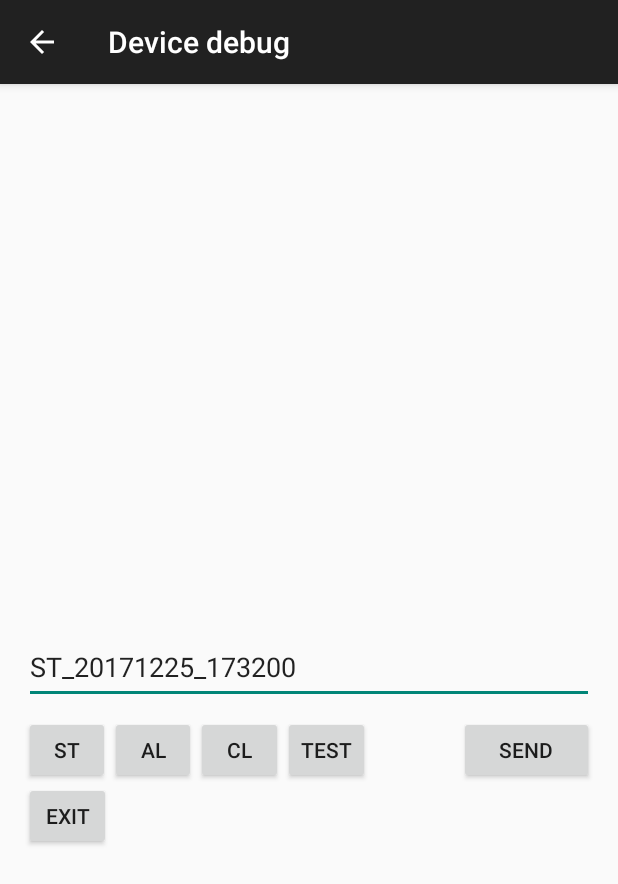
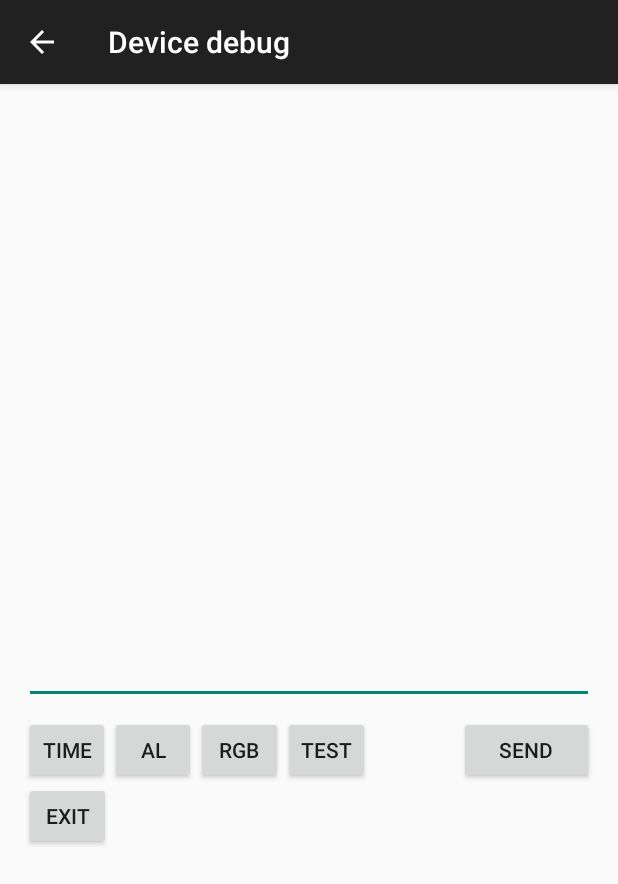
Before and after one commit to gion86/SmartLamp, an Android app: the DeviceDebugActivity screen opened directly, with no data from a screen before it, on a phone screen of 412 x 824 dp. Shown: the top 884 px of the screen. Run offline under Robolectric (Android 15) with nearby library versions, the phone set to English and light mode, and no system bars; 3 statements that could not run were skipped.

Commit message:
Renamed debug activity, first pass of Lint optimizations. Min SDK version = 22.

```diff
--- a/SmartLamp_BLE/app/build.gradle
+++ b/SmartLamp_BLE/app/build.gradle
@@ -4,7 +4,7 @@ android {
     compileSdkVersion 26
     defaultConfig {
         applicationId "com.smd.smartlamp_ble"
-        minSdkVersion 18
+        minSdkVersion 22
         targetSdkVersion 26
         versionCode 5
         versionName "0.5"
@@ -38,9 +38,9 @@ dependencies {
     annotationProcessor "android.arch.persistence.room:compiler:1.0.0"
     testImplementation 'android.arch.persistence.room:testing:1.0.0'
     implementation 'android.arch.persistence.room:rxjava2:1.0.0'
-    compile 'android.arch.lifecycle:extensions:1.0.0'
+    compile 'android.arch.lifecycle:extensions:1.1.0'
     compile 'android.arch.persistence.room:runtime:1.0.0'
-    annotationProcessor "android.arch.lifecycle:compiler:1.0.0"
+    annotationProcessor "android.arch.lifecycle:compiler:1.1.0"
     annotationProcessor "android.arch.persistence.room:compiler:1.0.0"
 
     // RecyclerView
--- a/SmartLamp_BLE/app/src/main/java/com/smd/smartlamp_ble/device/BLESerialPortService.java
+++ b/SmartLamp_BLE/app/src/main/java/com/smd/smartlamp_ble/device/BLESerialPortService.java
@@ -199,7 +199,7 @@ public class BLESerialPortService extends Service {
         mWriteInProgress = false;
         mAckReceived = false;
         mBLEData = "";
-        mWriteQueue = new ConcurrentLinkedQueue<String>();
+        mWriteQueue = new ConcurrentLinkedQueue<>();
     }
 
     private void broadcastUpdate(final String action) {
@@ -497,7 +497,7 @@ public class BLESerialPortService extends Service {
 
         protected Integer doInBackground(Queue<String>... queue) {
 
-            long beginMillis = 0;
+            long beginMillis;
 
             for (String cmd : queue[0]) {
                 int errCode = sendCmd(cmd);     // Send actual command
--- a/SmartLamp_BLE/app/src/main/java/com/smd/smartlamp_ble/device/DeviceControlActivity.java
+++ b/SmartLamp_BLE/app/src/main/java/com/smd/smartlamp_ble/device/DeviceDebugActivity.java
@@ -41,20 +41,17 @@ import java.util.Date;
 import static com.smd.smartlamp_ble.device.ProtocolUtil.LINE_SEP;
 
 /**
- * For a given BLE device, this Activity provides the user interface to connect, display data,
- * and display GATT services and characteristics supported by the device.  The Activity
- * communicates with {@code BLESerialPortService}, which in turn interacts with the
+ * For a given BLE device, this Activity provides the user interface to send and receive command,
+ * and display data from BLE device.
+ * The Activity communicates with {@code BLESerialPortService}, which in turn interacts with the
  * Bluetooth LE API.
  */
-public class DeviceControlActivity extends AppCompatActivity {
-    public static final String EXTRAS_DEVICE_NAME = "DEVICE_NAME";
+public class DeviceDebugActivity extends AppCompatActivity {
     public static final String EXTRAS_DEVICE_ADDRESS = "DEVICE_ADDRESS";
-    private final static String TAG = DeviceControlActivity.class.getSimpleName();
+    private final static String TAG = DeviceDebugActivity.class.getSimpleName();
     private TextView mReadTextView;
     private EditText mWriteText;
-    private String mDeviceName;
     private String mDeviceAddress;
-    private boolean mConnected = false;
 
     private BLESerialPortService mBLESerialPortService;
 
@@ -80,21 +77,13 @@ public class DeviceControlActivity extends AppCompatActivity {
     };
 
     // Handles various events fired by the Service.
-    // ACTION_GATT_CONNECTED: connected to a GATT server.
-    // ACTION_GATT_DISCONNECTED: disconnected from a GATT server.
-    // ACTION_DATA_AVAILABLE: received data from the device.  This can be a result of read
+    // ACTION_DATA_AVAILABLE: received data from the device. This can be a result of read
     //                        or notification operations.
     private final BroadcastReceiver mGattUpdateReceiver = new BroadcastReceiver() {
         @Override
         public void onReceive(Context context, Intent intent) {
             final String action = intent.getAction();
-            if (BLESerialPortService.ACTION_GATT_CONNECTED.equals(action)) {
-                mConnected = true;
-                invalidateOptionsMenu();
-            } else if (BLESerialPortService.ACTION_GATT_DISCONNECTED.equals(action)) {
-                mConnected = false;
-                invalidateOptionsMenu();
-            } else if (BLESerialPortService.ACTION_DATA_AVAILABLE.equals(action)) {
+            if (BLESerialPortService.ACTION_DATA_AVAILABLE.equals(action)) {
                 displayData(intent.getStringExtra(BLESerialPortService.EXTRA_DATA));
             }
         }
@@ -114,7 +103,6 @@ public class DeviceControlActivity extends AppCompatActivity {
         setContentView(R.layout.serial_read_write);
 
         final Intent intent = getIntent();
-        mDeviceName = intent.getStringExtra(EXTRAS_DEVICE_NAME);
         mDeviceAddress = intent.getStringExtra(EXTRAS_DEVICE_ADDRESS);
 
         // Sets up UI references.
--- a/SmartLamp_BLE/app/src/main/java/com/smd/smartlamp_ble/device/DeviceScanActivity.java
+++ b/SmartLamp_BLE/app/src/main/java/com/smd/smartlamp_ble/device/DeviceScanActivity.java
@@ -92,7 +92,7 @@ public class DeviceScanActivity extends AppCompatActivity {
         // BluetoothAdapter through BluetoothManager.
         final BluetoothManager bluetoothManager =
                 (BluetoothManager) getSystemService(Context.BLUETOOTH_SERVICE);
-        mBluetoothAdapter = bluetoothManager.getAdapter();
+        mBluetoothAdapter = bluetoothManager != null ? bluetoothManager.getAdapter() : null;
 
         // Checks if Bluetooth is supported on the device.
         if (mBluetoothAdapter == null) {
@@ -237,7 +237,7 @@ public class DeviceScanActivity extends AppCompatActivity {
 
         public LeDeviceListAdapter() {
             super();
-            mLeDevices = new ArrayList<BluetoothDevice>();
+            mLeDevices = new ArrayList<>();
             mInflator = DeviceScanActivity.this.getLayoutInflater();
         }
 
--- a/SmartLamp_BLE/app/src/main/java/com/smd/smartlamp_ble/device/HM10BleAttributes.java
+++ b/SmartLamp_BLE/app/src/main/java/com/smd/smartlamp_ble/device/HM10BleAttributes.java
@@ -26,6 +26,7 @@ public class HM10BleAttributes {
     public static String CLIENT_CHARACTERISTIC_CONFIG = "00002902-0000-1000-8000-00805f9b34fb";
     public static String HM_10_CONF = "0000ffe0-0000-1000-8000-00805f9b34fb";
     public static String HM_RX_TX = "0000ffe1-0000-1000-8000-00805f9b34fb";
+    @SuppressWarnings("unchecked")
     private static HashMap<String, String> attributes = new HashMap();
 
     static {
--- a/SmartLamp_BLE/app/src/main/java/com/smd/smartlamp_ble/ui/DayAlarmAdapter.java
+++ b/SmartLamp_BLE/app/src/main/java/com/smd/smartlamp_ble/ui/DayAlarmAdapter.java
@@ -181,7 +181,7 @@ public class DayAlarmAdapter extends RecyclerView.Adapter<DayAlarmAdapter.DayAla
                 public void onClick(View view) {
                     listener.onColorClick(position, Color.argb(COLOR_ALPHA, day.getRed(), day.getGreen(), day.getBlue()));
                 }
-            });;
+            });
         }
     }
 }
--- a/SmartLamp_BLE/app/src/main/java/com/smd/smartlamp_ble/viewmodel/DayAlarmViewModel.java
+++ b/SmartLamp_BLE/app/src/main/java/com/smd/smartlamp_ble/viewmodel/DayAlarmViewModel.java
@@ -85,7 +85,7 @@ public class DayAlarmViewModel extends AndroidViewModel {
     }
 
     public void deleteItem(int wday) {
-        new deleteWdayAsyncTask(mAppDatabase).execute(new Integer(wday));
+        new deleteWdayAsyncTask(mAppDatabase).execute(wday);
     }
 
     public void deleteItem(DayAlarm day) {
--- a/SmartLamp_BLE/app/src/main/res/layout/fragment_fade_time.xml
+++ b/SmartLamp_BLE/app/src/main/res/layout/fragment_fade_time.xml
@@ -1,5 +1,4 @@
 <LinearLayout xmlns:android="http://schemas.android.com/apk/res/android"
-    xmlns:tools="http://schemas.android.com/tools"
     android:layout_width="match_parent"
     android:layout_height="match_parent"
     android:orientation="vertical">
--- a/SmartLamp_BLE/app/src/main/res/layout/serial_read_write.xml
+++ b/SmartLamp_BLE/app/src/main/res/layout/serial_read_write.xml
@@ -6,7 +6,7 @@
 
     <android.support.constraint.ConstraintLayout
         android:layout_width="match_parent"
-        android:layout_height="match_parent">
+        android:layout_height="wrap_content">
 
         <TextView
             android:id="@+id/readTextView"
@@ -31,7 +31,7 @@
             android:layout_marginTop="16dp"
             android:ems="10"
             android:inputType="textPersonName"
-            android:text="ST_20171225_173200"
+            android:labelFor="@+id/writeText"
             app:layout_constraintEnd_toEndOf="parent"
             app:layout_constraintStart_toStartOf="parent"
             app:layout_constraintTop_toBottomOf="@+id/readTextView" />
@@ -43,7 +43,7 @@
             android:layout_marginBottom="252dp"
             android:layout_marginEnd="16dp"
             android:layout_marginTop="8dp"
-            android:text="Send"
+            android:text="@string/debug_send_cmd"
             app:layout_constraintBottom_toBottomOf="parent"
             app:layout_constraintEnd_toEndOf="parent"
             app:layout_constraintTop_toBottomOf="@+id/writeText"
@@ -55,7 +55,7 @@
             android:layout_height="45dp"
             android:layout_marginStart="16dp"
             android:layout_marginTop="52dp"
-            android:text="EXIT"
+            android:text="@string/debug_exit_btn"
             app:layout_constraintStart_toStartOf="parent"
             app:layout_constraintTop_toBottomOf="@+id/writeText" />
 
@@ -64,7 +64,7 @@
             android:layout_width="58dp"
             android:layout_height="45dp"
             android:layout_marginTop="8dp"
-            android:text="TEST"
+            android:text="@string/debug_test_btn"
             app:layout_constraintStart_toEndOf="@+id/colorButton"
             app:layout_constraintTop_toBottomOf="@+id/writeText" />
 
@@ -73,7 +73,7 @@
             android:layout_width="58dp"
             android:layout_height="45dp"
             android:layout_marginTop="8dp"
-            android:text="CL"
+            android:text="@string/debug_rgb_btn"
             app:layout_constraintStart_toEndOf="@+id/alarmButton"
             app:layout_constraintTop_toBottomOf="@+id/writeText" />
 
@@ -82,7 +82,7 @@
             android:layout_width="57dp"
             android:layout_height="45dp"
             android:layout_marginTop="8dp"
-            android:text="AL"
+            android:text="@string/debug_alarm_btn"
             app:layout_constraintStart_toEndOf="@+id/timeButton"
             app:layout_constraintTop_toBottomOf="@+id/writeText" />
 
@@ -92,7 +92,7 @@
             android:layout_height="45dp"
             android:layout_marginStart="16dp"
             android:layout_marginTop="8dp"
-            android:text="ST"
+            android:text="@string/debug_time_btn"
             app:layout_constraintStart_toStartOf="parent"
             app:layout_constraintTop_toBottomOf="@+id/writeText" />
 
--- a/SmartLamp_BLE/app/src/main/res/menu/activity_scan_menu.xml
+++ b/SmartLamp_BLE/app/src/main/res/menu/activity_scan_menu.xml
@@ -4,6 +4,7 @@
         android:id="@+id/menu_refresh"
         android:checkable="false"
         android:orderInCategory="1"
+        android:title="@string/menu_refresh"
         app:showAsAction="ifRoom" />
     <item
         android:id="@+id/menu_scan"
```
Also changed, not shown: SmartLamp_BLE/app/src/main/AndroidManifest.xml (+4 -5 lines), SmartLamp_BLE/app/src/main/java/com/smd/smartlamp_ble/AlarmActivity.java (+19 -13 lines), SmartLamp_BLE/app/src/main/java/com/smd/smartlamp_ble/db/AppDatabase.java (+1 -6 lines), SmartLamp_BLE/app/src/main/java/com/smd/smartlamp_ble/ui/NavigationDrawerFragment.java (+2 -12 lines), SmartLamp_BLE/app/src/main/res/menu/activity_alarm_menu.xml (+4 -3 lines), SmartLamp_BLE/app/src/main/res/values/strings.xml (+9 -55 lines).
